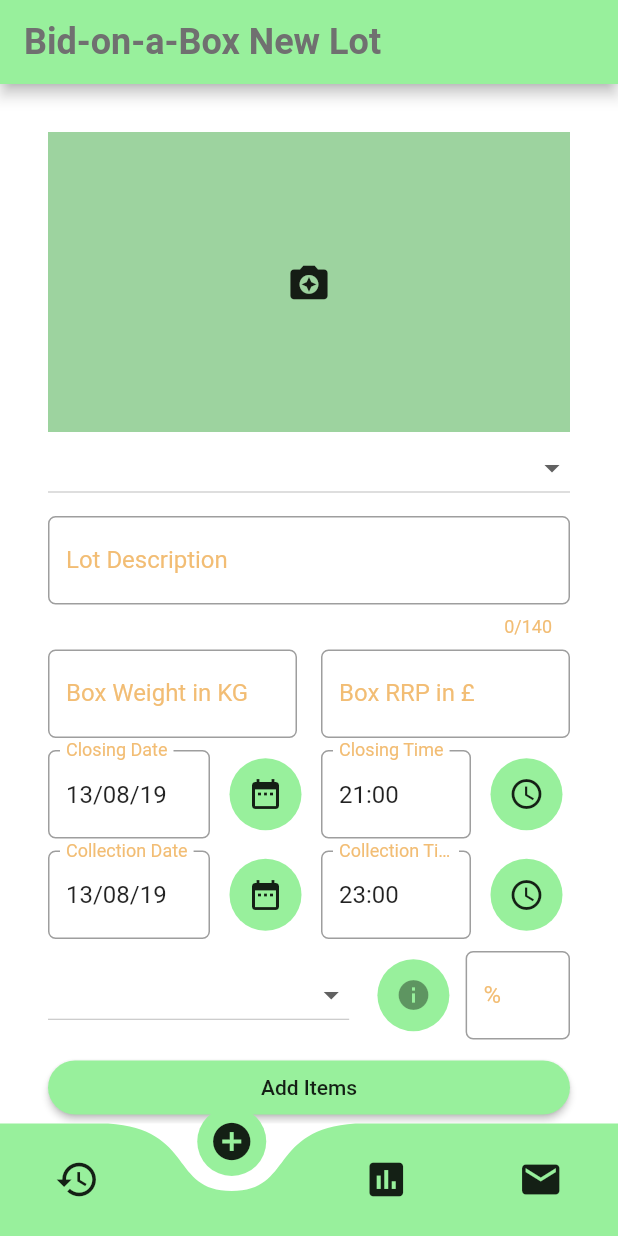
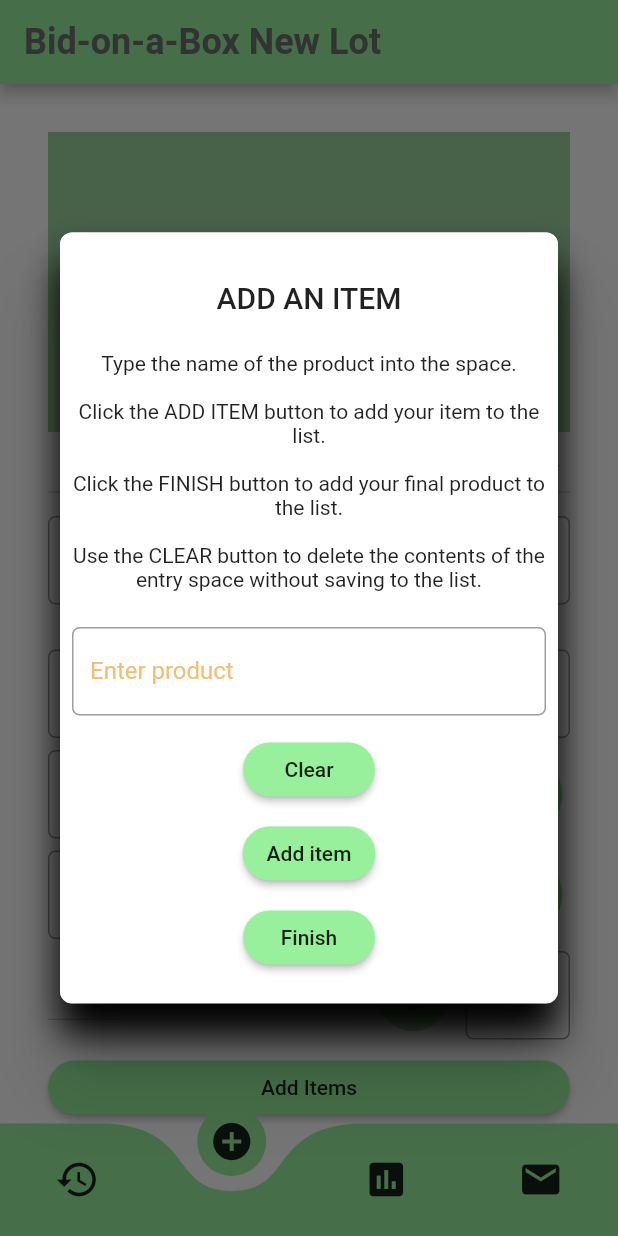
Before and after one commit to Tezza27/bid_on_a_box_supermarket, a Flutter app: the screen it shows after launch, item 2 of the bottom bar chosen, after a tap on "Add Items", on a phone screen of 412 x 824 dp. Run offline on Flutter 3.47's test engine with Material 2 defaults, Android fonts, the phone set to English and light mode, and no system bars; drawn by our look-alikes of curved_navigation_bar; our stand-ins replace cloud_firestore; accounts and stored records are empty.

Commit message:
The dialog box for adding items to the new lot is complete (but not yet displaying the product list).

```diff
--- a/lib/utils/screens/new_lot_screen.dart
+++ b/lib/utils/screens/new_lot_screen.dart
@@ -3,6 +3,7 @@ import 'package:bid_on_a_box_supermarket/utils/screens/history_screen.dart';
 import 'package:bid_on_a_box_supermarket/utils/colours.dart';
 import 'package:intl/intl.dart';
 import 'package:bid_on_a_box_supermarket/utils/models/box_class.dart';
+import 'package:bid_on_a_box_supermarket/utils/templates/add_item.dart';
 import 'package:cloud_firestore/cloud_firestore.dart';
 import 'dart:async';
 
@@ -375,24 +376,23 @@ class _NewLotState extends State<NewLotScreen> {
                                 child: Text("Add Items"),
                                 shape: RoundedRectangleBorder(
                                     borderRadius: BorderRadius.circular(30.0)),
-                                onPressed: () async {
-                                  BoxClass newBox = _prepareBox();
-                                  await db
-                                      .collection("boxes")
-                                      .add(newBox.toJson());
-                                  setState(() {
-                                    _reset();
-                                  });
-                                  Navigator.push(
-                                      context,
-                                      MaterialPageRoute(
-                                          builder: (context) =>
-                                              HistoryScreen()));
+                                onPressed: (){
+                                  showDialog(context: context,
+                                  builder: (BuildContext context)=> AddItem(
+                                    title: "ADD AN ITEM",
+                                    description: "Type the name of the product into the space. \n\n"
+                                        "Click the ADD ITEM button to add your item to the list.\n\n"
+                                    "Click the FINISH button to add your final product to the list.\n\n"
+                                        "Use the CLEAR button to delete the contents of the entry space without saving to the list. ",
+
+                                  ),
+                                  );
                                 }),
                           ),
                         ],
                       ),
                     ),
+                    SizedBox(height: 24.0),
                     Padding(
                       padding: const EdgeInsets.only(top: 8.0),
                       child: Row(
--- a/lib/utils/templates/add_item.dart
+++ b/lib/utils/templates/add_item.dart
@@ -1,7 +1,7 @@
 import 'package:flutter/material.dart';
 import 'package:bid_on_a_box_supermarket/utils/colours.dart';
 
-class AddItem extends StatelessWidget {
+class AddItem extends StatefulWidget {
   final String title,
       description,
       itemInput,
@@ -31,7 +31,13 @@ class AddItem extends StatelessWidget {
       this.finishRoute})
       : super(key: key);
 
-  static const double padding = 20.0;
+  static const double padding = 8.0;
+
+  @override
+  _AddItemState createState() => _AddItemState();
+}
+
+class _AddItemState extends State<AddItem> {
   TextEditingController _itemController = TextEditingController();
 
   @override
@@ -39,77 +45,92 @@ class AddItem extends StatelessWidget {
     // TODO: implement build
     return Dialog(
       shape:
-          RoundedRectangleBorder(borderRadius: BorderRadius.circular(padding)),
+          RoundedRectangleBorder(borderRadius: BorderRadius.circular(AddItem.padding)),
+      child: SingleChildScrollView(
         child: Stack(
           children: <Widget>[
             Container(
-            padding: EdgeInsets.all(padding),
+              padding: EdgeInsets.all(AddItem.padding),
               decoration: BoxDecoration(
+                  color: Theme.of(context).cardColor,
                   shape: BoxShape.rectangle,
-                borderRadius: BorderRadius.circular(padding),
+                  borderRadius: BorderRadius.circular(AddItem.padding),
                   boxShadow: [
                     BoxShadow(
-                    blurRadius: 10.0,
-                    offset: const Offset(0.0, 10.0),
+                      blurRadius: 20.0,
+                      offset: const Offset(0.0, 20.0),
                     ),
                   ]),
               child: Column(
                 children: <Widget>[
                   SizedBox(height: 24.0),
                   Text(
-                  title,
-                  maxLines: 2,
+                    widget.title,
+                    style: Theme.of(context).textTheme.title,
                     textAlign: TextAlign.center,
                   ),
                   SizedBox(height: 24.0),
                   Text(
-                  description,
-                  maxLines: 2,
+                    widget.description,
                     textAlign: TextAlign.center,
                   ),
                   SizedBox(height: 24.0),
                   TextField(
-                  keyboardType: TextInputType.number,
+                    keyboardType: TextInputType.text,
                     controller: _itemController,
                     decoration: InputDecoration(
-                      labelText: itemInput,
+                        labelText: "Enter product",
                         hintText: "Enter product",
                         border: OutlineInputBorder(
                             borderRadius: BorderRadius.circular(5.0))),
                   ),
-                SizedBox(height: 24.0),
-                Row(
-                  children: <Widget>[
+                  SizedBox(height: 12.0),
+
+                      Padding(
+                        padding: const EdgeInsets.only(bottom: 8.0),
+                        child: RaisedButton(
+                            shape: RoundedRectangleBorder(
+                                borderRadius: BorderRadius.circular(30.0)),
+                            child: Text("Clear"),
+                            onPressed:
+                        _clearEntry),
+                      ),
+                      Padding(
+                        padding: const EdgeInsets.only(bottom: 8.0),
+                        child: RaisedButton(
+                            shape: RoundedRectangleBorder(
+                                borderRadius: BorderRadius.circular(30.0)),
+                            child: Text("Add item"),
+                            onPressed: () {
+                              _clearEntry();
+                            }),
+                      ),
                       RaisedButton(
                           shape: RoundedRectangleBorder(
                               borderRadius: BorderRadius.circular(30.0)),
-                        child: Text(cancelButtonText),
-                        onPressed: null),
-                    RaisedButton(
-                        shape: RoundedRectangleBorder(
-                            borderRadius: BorderRadius.circular(30.0)),
-                        child: Text(addButtonText),
+                          child: Text("Finish"),
                           onPressed: () {
-                          Navigator.of(context).pop();
-                          Navigator.of(context).pushReplacementNamed(addRoute);
-                        }),
-                    RaisedButton(
-                        shape: RoundedRectangleBorder(
-                            borderRadius: BorderRadius.circular(30.0)),
-                        child: Text(finishButtonText),
-                        onPressed: () {
+                            _clearEntry();
                             Navigator.of(context).pop();
                             Navigator.of(context)
-                              .pushReplacementNamed(finishRoute);
+                                .pushReplacementNamed(widget.finishRoute);
                           }),
-                  ],
-                ),
-                SizedBox(height: 24.0),
+
+                  SizedBox(height: 12.0),
                 ],
               ),
             )
           ],
         ),
+      ),
     );
   }
+String _addToList(){
+
 }
+  String _clearEntry (){
+setState(() {
+  _itemController.text="";
+});
+  }
+}
```
Also changed, not shown: lib/utils/templates/item_card.dart (added, +16 -0 lines). Lines whose indentation alone changed are shown as unchanged.
